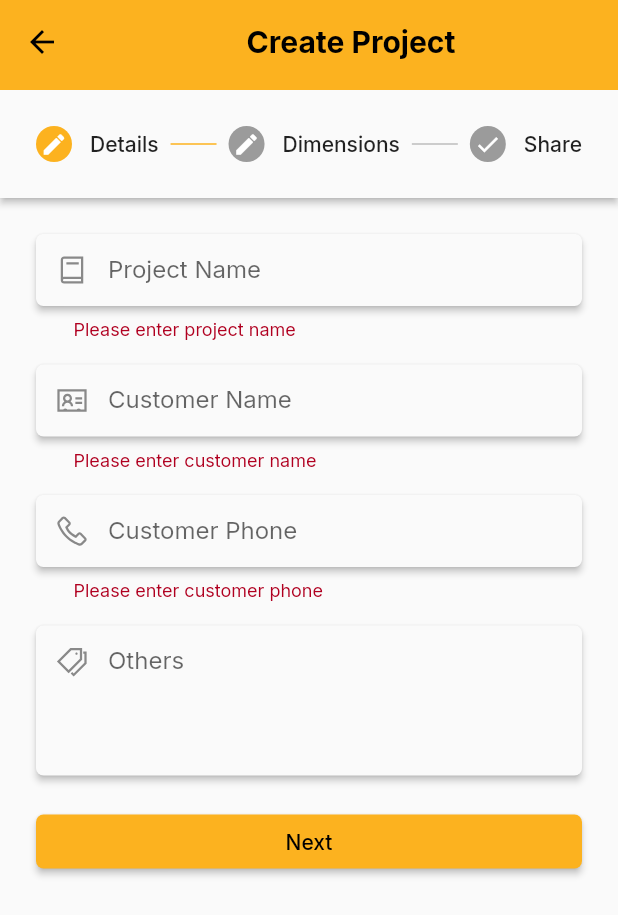
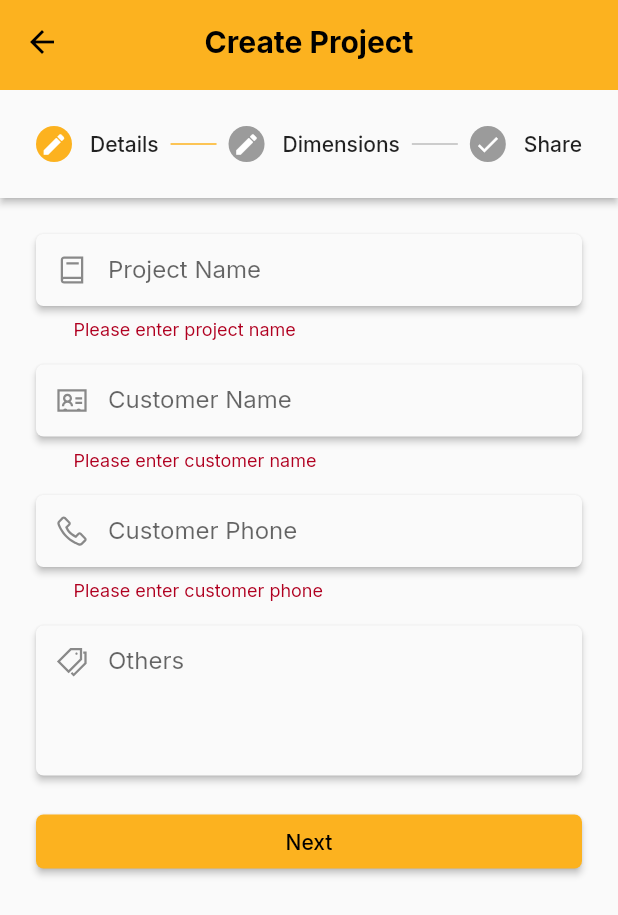
Before and after one commit to Rizwan-Raza/makemywindoor, a Flutter app: the CreateProjectScreen screen opened directly, after a tap on "Share", on a phone screen of 412 x 824 dp. Shown: the top 915 px of the screen. Run offline on Flutter 3.47's test engine with Material 2 defaults, Android fonts, the phone set to English and light mode, and no system bars; our stand-ins replace cached_network_image, cloud_firestore, firebase_core, google_fonts, line_icons, lottie and 5 more; accounts and stored records are empty.

Commit message:
All done

```diff
--- a/lib/helperwidgets/my_appBar.dart
+++ b/lib/helperwidgets/my_appBar.dart
@@ -1,25 +1,22 @@
 import 'package:flutter/material.dart';
 import 'package:google_fonts/google_fonts.dart';
 
-// ignore: must_be_immutable
 class MyAppBar extends StatelessWidget implements PreferredSizeWidget {
   @override
   Size get preferredSize => const Size.fromHeight(60);
-  String appbarTitle = '';
-  MyAppBar({Key? key, required this.appbarTitle}) : super(key: key);
+  final String appbarTitle;
+  const MyAppBar({Key? key, required this.appbarTitle}) : super(key: key);
 
   @override
   Widget build(BuildContext context) {
     return AppBar(
       elevation: 0,
       // automaticallyImplyLeading: false,
-      title: Center(
-        child: Text(
-          appbarTitle,
-          style: GoogleFonts.inter(
-            textStyle: const TextStyle(
-                fontWeight: FontWeight.bold, color: Colors.black, fontSize: 20),
-          ),
+      title: Text(
+        appbarTitle,
+        style: GoogleFonts.inter(
+          textStyle: const TextStyle(
+              fontWeight: FontWeight.bold, color: Colors.black, fontSize: 20),
         ),
       ),
       centerTitle: true,
--- a/lib/helperwidgets/my_button.dart
+++ b/lib/helperwidgets/my_button.dart
@@ -8,7 +8,8 @@ class MyButton extends StatelessWidget {
       {Key? key,
       required this.title,
       required this.onPressed,
-      this.min = false});
+      this.min = false})
+      : super(key: key);
 
   @override
   Widget build(context) {
--- a/lib/helperwidgets/my_textfield.dart
+++ b/lib/helperwidgets/my_textfield.dart
@@ -7,7 +7,7 @@ class MyTextFormField extends StatelessWidget {
   final void Function(String?)? onSaved;
   final void Function(String)? onChanged;
   final int lines;
-  final String? defaultValue;
+  final String? initialValue;
   final TextInputType? keyboardType;
   final TextEditingController? controller;
   const MyTextFormField(
@@ -17,7 +17,7 @@ class MyTextFormField extends StatelessWidget {
       this.validator,
       this.onSaved,
       this.lines = 1,
-      this.defaultValue,
+      this.initialValue,
       this.keyboardType,
       this.onChanged,
       this.controller})
@@ -39,7 +39,7 @@ class MyTextFormField extends StatelessWidget {
           cursorColor: Colors.amber[700],
           controller: controller,
           maxLines: lines,
-          initialValue: defaultValue,
+          initialValue: initialValue,
           validator: (value) {
             if (validator != null) {
               return validator!(value);
--- a/lib/main.dart
+++ b/lib/main.dart
@@ -28,6 +28,7 @@ void main() async {
     const SystemUiOverlayStyle(
       // statusBarColor:    ColorCodeGen.colorFromHex('#342794').withOpacity(0.7),
       statusBarColor: Colors.transparent,
+      statusBarIconBrightness: Brightness.dark,
     ),
   );
 }
--- a/lib/screens/auth/signup.dart
+++ b/lib/screens/auth/signup.dart
@@ -131,7 +131,7 @@ class _SignupScreenState extends State<SignupScreen> {
                         return null;
                       },
                       onSaved: (x) => newUser.phone = x!,
-                      defaultValue: widget.number),
+                      initialValue: widget.number),
                 ],
               ),
             ),
--- a/lib/screens/create_project/create_project.dart
+++ b/lib/screens/create_project/create_project.dart
@@ -1,5 +1,5 @@
 import 'package:flutter/material.dart';
-import 'package:makemywindoor/helperwidgets/my_appBar.dart';
+import 'package:makemywindoor/helperwidgets/my_appbar.dart';
 import 'package:makemywindoor/helperwidgets/my_button.dart';
 import 'package:makemywindoor/model/project.dart';
 import 'package:makemywindoor/model/project_dimens.dart';
@@ -13,7 +13,13 @@ import 'package:makemywindoor/utils/my_constants.dart';
 import 'package:provider/provider.dart';
 
 class CreateProjectScreen extends StatefulWidget {
-  const CreateProjectScreen({Key? key}) : super(key: key);
+  final bool isEdit;
+  final Project? project;
+  const CreateProjectScreen({
+    Key? key,
+    this.isEdit = false,
+    this.project,
+  }) : super(key: key);
 
   @override
   _CreateProjectScreenState createState() => _CreateProjectScreenState();
@@ -21,7 +27,12 @@ class CreateProjectScreen extends StatefulWidget {
 
 class _CreateProjectScreenState extends State<CreateProjectScreen> {
   int _activeStepIndex = 0;
-  Project project = Project.empty();
+  late Project project;
+  @override
+  void initState() {
+    super.initState();
+    project = widget.isEdit ? widget.project! : Project.empty();
+  }
 
   final GlobalKey<FormState> _detailForm = GlobalKey<FormState>();
   final GlobalKey<FormState> _dimensForm = GlobalKey<FormState>();
@@ -35,6 +46,7 @@ class _CreateProjectScreenState extends State<CreateProjectScreen> {
             content: CustomerDetails(
               detailForm: _detailForm,
               projectDetails: project.projectDetails,
+              isEdit: widget.isEdit,
             )),
         Step(
             state:
@@ -44,6 +56,7 @@ class _CreateProjectScreenState extends State<CreateProjectScreen> {
             content: DimensionScreen(
               dimensForm: _dimensForm,
               projectDimensions: project.projectDimensions,
+              isEdit: widget.isEdit,
             )),
         Step(
             state: StepState.complete,
@@ -58,7 +71,8 @@ class _CreateProjectScreenState extends State<CreateProjectScreen> {
   Widget build(BuildContext context) {
     return Scaffold(
       appBar: MyAppBar(
-        appbarTitle: MyConstants.appbarTitle[1],
+        appbarTitle:
+            widget.isEdit ? "Edit Project" : MyConstants.appbarTitle[1],
       ),
       body: Stepper(
         // margin: EdgeInsets.zero,
@@ -78,15 +92,16 @@ class _CreateProjectScreenState extends State<CreateProjectScreen> {
                 context: context,
                 builder: (context) {
                   return AlertDialog(
-                      title: const Text('Creating'),
+                      title: Text(widget.isEdit ? 'Editing' : 'Creating'),
                       content: Column(
                         mainAxisSize: MainAxisSize.min,
-                        children: const [
-                          Text('Creating Project, please wait'),
-                          SizedBox(
+                        children: [
+                          Text((widget.isEdit ? 'Editing' : 'Creating') +
+                              ' Project, please wait'),
+                          const SizedBox(
                             height: 10,
                           ),
-                          Center(child: CircularProgressIndicator()),
+                          const Center(child: CircularProgressIndicator()),
                         ],
                       ));
                 });
@@ -103,6 +118,7 @@ class _CreateProjectScreenState extends State<CreateProjectScreen> {
                 setState(() {
                   _activeStepIndex = 0;
                 });
+                widget.isEdit ? Navigator.pop(context) : null;
               });
             });
           }
@@ -179,14 +195,17 @@ class _CreateProjectScreenState extends State<CreateProjectScreen> {
         if (_dimensForm.currentState!.validate()) {
           _dimensForm.currentState!.save();
           project.totalCost = (project.projectDimensions
-              .map((ProjectDimensions e) => e.height * e.width * e.rate)
+              .map((ProjectDimensions e) => e.esft * e.rate)
               .reduce((a, b) => a + b));
           project.totalCharge =
               project.totalCost + (project.totalCost * 18 / 100);
           project.createdBy =
               Provider.of<UserServices>(context, listen: false).currentUser!;
           project.status = 'Pending';
-          project.projectID = DateTime.now().millisecondsSinceEpoch.toString();
+          !widget.isEdit
+              ? project.projectID =
+                  DateTime.now().millisecondsSinceEpoch.toString()
+              : null;
           return true;
         }
         if (project.projectDimensions.length > 2) {
--- a/lib/screens/create_project/customer_details.dart
+++ b/lib/screens/create_project/customer_details.dart
@@ -6,9 +6,13 @@ import 'package:makemywindoor/model/project_details.dart';
 class CustomerDetails extends StatelessWidget {
   final GlobalKey<FormState> detailForm;
   final ProjectDetails projectDetails;
-  const CustomerDetails(
-      {Key? key, required this.detailForm, required this.projectDetails})
-      : super(key: key);
+  final bool isEdit;
+  const CustomerDetails({
+    Key? key,
+    required this.detailForm,
+    required this.projectDetails,
+    required this.isEdit,
+  }) : super(key: key);
 
   @override
   Widget build(BuildContext context) {
@@ -19,6 +23,7 @@ class CustomerDetails extends StatelessWidget {
           MyTextFormField(
               label: "Project Name",
               icon: LineIcons.book,
+              initialValue: isEdit ? projectDetails.projectName : null,
               validator: (value) {
                 if (value!.isEmpty) {
                   return 'Please enter project name';
@@ -33,6 +38,7 @@ class CustomerDetails extends StatelessWidget {
           MyTextFormField(
               label: "Customer Name",
               icon: LineIcons.addressCard,
+              initialValue: isEdit ? projectDetails.customerName : null,
               validator: (value) {
                 if (value!.isEmpty) {
                   return 'Please enter customer name';
@@ -47,6 +53,7 @@ class CustomerDetails extends StatelessWidget {
           MyTextFormField(
               label: "Customer Phone",
               icon: LineIcons.phone,
+              initialValue: isEdit ? projectDetails.customerNumber : null,
               validator: (value) {
                 if (value!.isEmpty) {
                   return 'Please enter customer phone';
@@ -61,6 +68,7 @@ class CustomerDetails extends StatelessWidget {
           MyTextFormField(
               label: "Others",
               icon: LineIcons.tags,
+              initialValue: isEdit ? projectDetails.others : null,
               lines: 4,
               onSaved: (value) {
                 projectDetails.others = value!;
--- a/lib/screens/create_project/dimensions.dart
+++ b/lib/screens/create_project/dimensions.dart
@@ -6,18 +6,28 @@ import 'package:makemywindoor/utils/size_config.dart';
 
 // stores ExpansionPanel state information
 class Item {
-  Item({this.isExpanded = false, this.sfx = 1, this.type = 'Type'});
+  Item(
+      {this.isExpanded = false,
+      this.sfx = 1,
+      this.type = 'Type',
+      this.esqtText})
+      : esqt = TextEditingController(text: esqtText);
   int sfx;
   bool isExpanded;
   String type;
-  TextEditingController esqt = TextEditingController();
+  String? esqtText;
+  TextEditingController esqt;
 }
 
 class DimensionScreen extends StatefulWidget {
   final List<ProjectDimensions> projectDimensions;
   final GlobalKey<FormState> dimensForm;
+  final bool isEdit;
   const DimensionScreen(
-      {Key? key, required this.dimensForm, required this.projectDimensions})
+      {Key? key,
+      required this.dimensForm,
+      required this.projectDimensions,
+      required this.isEdit})
       : super(key: key);
 
   @override
@@ -26,21 +36,34 @@ class DimensionScreen extends StatefulWidget {
 
 class _DimensionScreenState extends State<DimensionScreen> {
   bool hasError = false;
-  late List<Item> items = [
-    Item(isExpanded: true),
-  ];
-  @override
-  void initState() {
-    super.initState();
-    widget.projectDimensions.add(ProjectDimensions.empty());
-  }
-
+  late List<Item> items;
   Map<String, int> types = {
-    "Type": 1,
+    "Type": 0,
     "Custom": 0,
     "Door": 0,
     "Window": 0,
   };
+  @override
+  void initState() {
+    super.initState();
+    items = widget.isEdit
+        ? widget.projectDimensions.map((e) {
+            types[e.type] = int.parse(e.dimensionID.split(" ").last);
+            return Item(
+              sfx: int.parse(e.dimensionID.split(" ").last),
+              type: e.type,
+              esqtText: e.esft.toString(),
+            );
+          }).toList()
+        : [Item(isExpanded: true)];
+
+    widget.isEdit
+        ? items[0].isExpanded = true
+        : {
+            types['Type'] = 1,
+            widget.projectDimensions.add(ProjectDimensions.empty())
+          };
+  }
 
   @override
   Widget build(BuildContext context) {
@@ -235,7 +258,7 @@ class _DimensionScreenState extends State<DimensionScreen> {
                         int.parse(value!);
                   },
                   keyboardType: TextInputType.number,
-                  defaultValue:
+                  initialValue:
                       widget.projectDimensions[items.indexOf(item)].height != 0
                           ? widget.projectDimensions[items.indexOf(item)].height
                               .toString()
@@ -248,12 +271,12 @@ class _DimensionScreenState extends State<DimensionScreen> {
                                     .width *
                                 widget.projectDimensions[items.indexOf(item)]
                                     .height *
-                                (0.04 * 0.04) !=
+                                (0.034 * 0.034) !=
                             0
                         ? (widget.projectDimensions[items.indexOf(item)].width *
                                 widget.projectDimensions[items.indexOf(item)]
                                     .height *
-                                (0.04 * 0.04))
+                                (0.034 * 0.034))
                             .toString()
                         : "";
                   },
@@ -283,7 +306,7 @@ class _DimensionScreenState extends State<DimensionScreen> {
                         int.parse(value!);
                   },
                   keyboardType: TextInputType.number,
-                  defaultValue:
+                  initialValue:
                       widget.projectDimensions[items.indexOf(item)].width != 0
                           ? widget.projectDimensions[items.indexOf(item)].width
                               .toString()
@@ -295,11 +318,13 @@ class _DimensionScreenState extends State<DimensionScreen> {
                                     .projectDimensions[items.indexOf(item)]
                                     .width *
                                 widget.projectDimensions[items.indexOf(item)]
-                                    .height !=
+                                    .height *
+                                (0.033 * 0.033) !=
                             0
                         ? (widget.projectDimensions[items.indexOf(item)].width *
                                 widget.projectDimensions[items.indexOf(item)]
-                                    .height)
+                                    .height *
+                                (0.033 * 0.033))
                             .toString()
                         : "";
                   },
@@ -330,7 +355,7 @@ class _DimensionScreenState extends State<DimensionScreen> {
                           value!.isNotEmpty ? int.parse(value) : 0;
                     },
                     keyboardType: TextInputType.number,
-                    // defaultValue: (widget
+                    // initialValue: (widget
                     //             .projectDimensions[items.indexOf(item)].height *
                     //         widget.projectDimensions[items.indexOf(item)].width)
                     //     .toString(),
@@ -362,7 +387,7 @@ class _DimensionScreenState extends State<DimensionScreen> {
                       widget.projectDimensions[items.indexOf(item)].rate =
                           value!.isNotEmpty ? int.parse(value) : 0;
                     },
-                    defaultValue:
+                    initialValue:
                         widget.projectDimensions[items.indexOf(item)].rate != 0
                             ? widget.projectDimensions[items.indexOf(item)].rate
                                 .toString()
@@ -381,7 +406,7 @@ class _DimensionScreenState extends State<DimensionScreen> {
                       widget.projectDimensions[items.indexOf(item)].remarks =
                           value!;
                     },
-                    defaultValue:
+                    initialValue:
                         widget.projectDimensions[items.indexOf(item)].remarks,
                     onChanged: (value) {
                       widget.projectDimensions[items.indexOf(item)].remarks =
--- a/lib/screens/home.dart
+++ b/lib/screens/home.dart
@@ -2,7 +2,7 @@
 
 import 'package:flutter/material.dart';
 import 'package:makemywindoor/screens/create_project/create_project.dart';
-import 'package:makemywindoor/screens/products-to-sell.dart';
+import 'package:makemywindoor/screens/products_to_sell.dart';
 import 'package:makemywindoor/utils/color_generator.dart';
 import 'package:makemywindoor/utils/size_config.dart';
 
--- a/lib/screens/myaccount/user_profile.dart
+++ b/lib/screens/myaccount/user_profile.dart
@@ -2,7 +2,7 @@ import 'package:flutter/material.dart';
 import 'package:line_icons/line_icons.dart';
 import 'package:makemywindoor/services/user_service.dart';
 import 'package:makemywindoor/utils/size_config.dart';
-import 'package:provider/src/provider.dart';
+import 'package:provider/provider.dart';
 
 class UserProfile extends StatelessWidget {
   const UserProfile({Key? key}) : super(key: key);
```
Also changed, not shown: lib/screens/dashboard.dart (+74 -22 lines), lib/screens/my_projects.dart (+33 -10 lines), lib/screens/myaccount/my_account.dart (+4 -4 lines), lib/screens/products_to_sell.dart (renamed from lib/screens/products-to-sell.dart, +4 -4 lines), lib/services/project_service.dart (+3 -19 lines).
